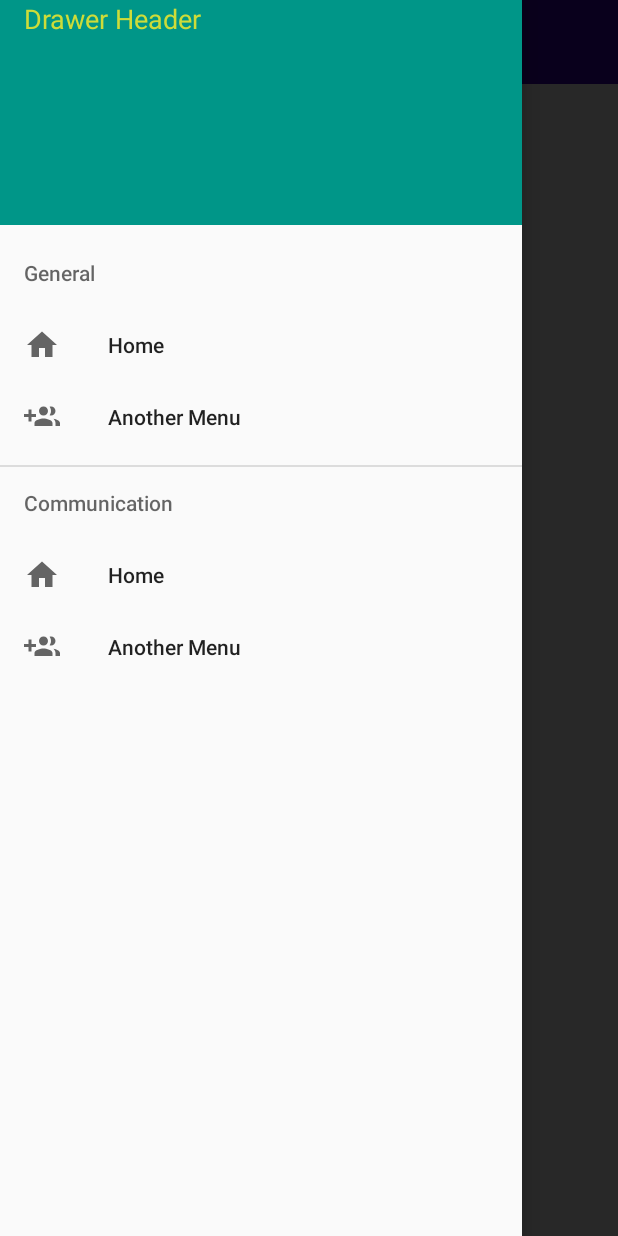
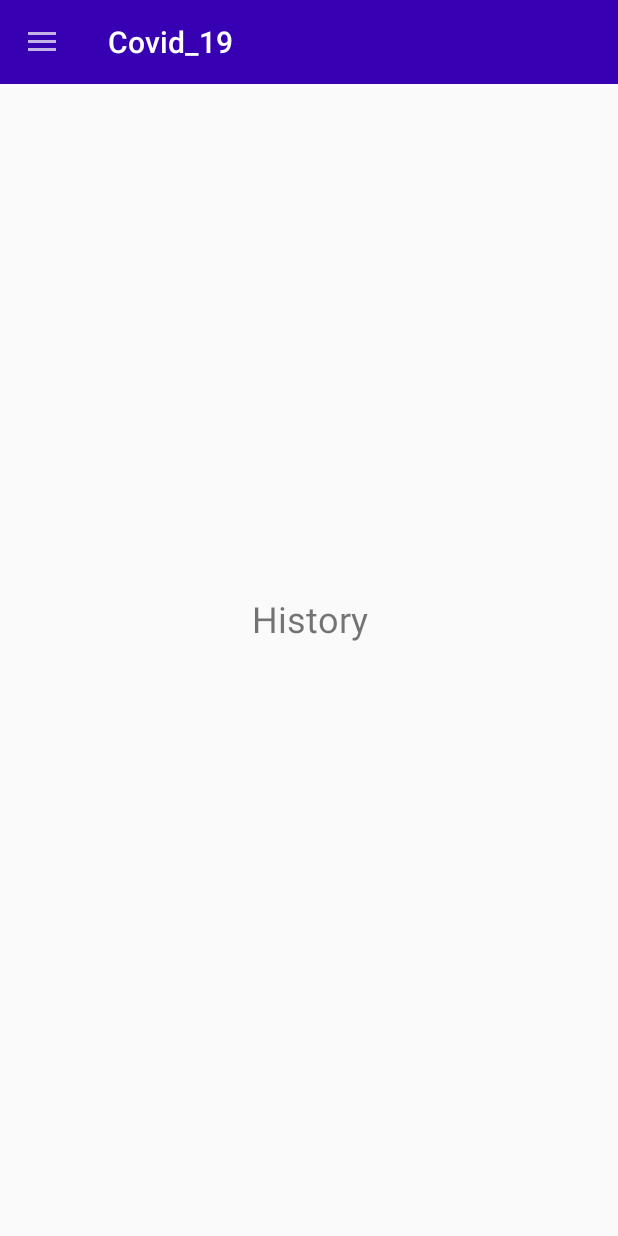
Before and after one commit to TpcBankk/Covid_19, an Android app: the screen it shows after launch once a user with an empty profile is signed in (MainActivity), in the side drawer, after a tap on "Another Menu", on a phone screen of 412 x 824 dp. Run offline under Robolectric (Android 15) with nearby library versions, the phone set to English and light mode, and no system bars; our stand-ins replace Firebase (no records; nobody signed in at launch, a user with empty details on screens opened directly); libraries missing offline, so code that uses them is left out: com.facebook, com.facebook.appevents, com.facebook.login; Roboto replaces fonts that are not available here; 4 statements that could not run were skipped.

Commit message:
app Menu(fragment) v.1.2

```diff
--- a/app/src/main/java/com/example/covid_19/FragmentSecond.java
+++ b/app/src/main/java/com/example/covid_19/FragmentSecond.java
@@ -1,6 +1,21 @@
 package com.example.covid_19;
 
 import androidx.fragment.app.Fragment;
+import android.view.View;
+import android.view.LayoutInflater;
+import android.view.ViewGroup;
+import android.os.Bundle;
+
+
+import androidx.annotation.NonNull;
+import androidx.annotation.Nullable;
+import androidx.fragment.app.Fragment;
 
 public class FragmentSecond extends Fragment {
+    @Nullable
+    @Override
+    public View onCreateView(@NonNull LayoutInflater inflater, @Nullable ViewGroup container, @Nullable Bundle saveInstanceState){
+        View view = inflater.inflate(R.layout.fragment_second,container,false);
+        return view;
+    }
 }
--- a/app/src/main/java/com/example/covid_19/MainActivity.java
+++ b/app/src/main/java/com/example/covid_19/MainActivity.java
@@ -4,6 +4,7 @@ import androidx.annotation.NonNull;
 import androidx.appcompat.app.ActionBarDrawerToggle;
 import androidx.appcompat.app.AppCompatActivity;
 import androidx.appcompat.widget.Toolbar;
+import androidx.core.view.GravityCompat;
 import androidx.drawerlayout.widget.DrawerLayout;
 import androidx.fragment.app.FragmentManager;
 import androidx.fragment.app.FragmentTransaction;
@@ -11,6 +12,7 @@ import androidx.fragment.app.FragmentTransaction;
 import android.content.Intent;
 import android.os.Bundle;
 import android.service.dreams.DreamService;
+import android.view.Gravity;
 import android.view.MenuItem;
 import android.view.View;
 import android.widget.Toast;
@@ -22,7 +24,7 @@ import com.google.android.gms.tasks.OnSuccessListener;
 import com.google.android.material.navigation.NavigationView;
 import com.google.firebase.auth.FirebaseAuth;
 
-public class MainActivity extends AppCompatActivity implements NavigationView.OnNavigationItemSelectedListener{
+public class MainActivity extends AppCompatActivity implements NavigationView.OnNavigationItemSelectedListener, MainFragment.onFragmentBtnSelected{
 
     DrawerLayout drawerLayout;
     ActionBarDrawerToggle actionBarDrawerToggle;
@@ -60,13 +62,28 @@ public class MainActivity extends AppCompatActivity implements NavigationView.On
 
     @Override
     public boolean onNavigationItemSelected(@NonNull MenuItem menuItem) {
-
+        drawerLayout.closeDrawer(GravityCompat.START );
         if (menuItem.getItemId() == R.id.home){
+            fragmentManager = getSupportFragmentManager();
+            fragmentTransaction = fragmentManager.beginTransaction();
+            fragmentTransaction.replace(R.id.contener_fragment,new MainFragment());
+            fragmentTransaction.commit();
 
         }
-        if (menuItem.getItemId() == R.id.home){
-
+        if (menuItem.getItemId() == R.id.another){
+            fragmentManager = getSupportFragmentManager();
+            fragmentTransaction = fragmentManager.beginTransaction();
+            fragmentTransaction.replace(R.id.contener_fragment,new FragmentSecond());
+            fragmentTransaction.commit();
         }
         return true;
     }
+
+    @Override
+    public void onButtonSelected() {
+        fragmentManager = getSupportFragmentManager();
+        fragmentTransaction = fragmentManager.beginTransaction();
+        fragmentTransaction.replace(R.id.contener_fragment,new FragmentSecond());
+        fragmentTransaction.commit();
+    }
 }
--- a/app/src/main/java/com/example/covid_19/MainFragment.java
+++ b/app/src/main/java/com/example/covid_19/MainFragment.java
@@ -1,10 +1,12 @@
 package com.example.covid_19;
 
+import android.content.Context;
 import android.net.Uri;
 import android.view.View;
 import android.view.LayoutInflater;
 import android.view.ViewGroup;
 import android.os.Bundle;
+import android.widget.Button;
 
 
 import androidx.annotation.NonNull;
@@ -12,10 +14,34 @@ import androidx.annotation.Nullable;
 import androidx.fragment.app.Fragment;
 
 public class MainFragment extends Fragment {
+    private onFragmentBtnSelected listener;
+
     @Nullable
     @Override
-    public View onCreateView(@NonNull LayoutInflater inflater, @Nullable ViewGroup comtainer, @Nullable Bundle saveInstanceState){
-        View view = inflater.inflate(R.layout.fragment_main,comtainer,false);
+    public View onCreateView(@NonNull LayoutInflater inflater, @Nullable ViewGroup container, @Nullable Bundle saveInstanceState){
+        View view = inflater.inflate(R.layout.fragment_main,container,false);
+        Button clickme = view.findViewById(R.id.load);
+        clickme.setOnClickListener(new View.OnClickListener() {
+            @Override
+            public void onClick(View v) {
+                listener.onButtonSelected();
+            }
+        });
         return view;
     }
+
+    @Override
+    public void onAttach(@NonNull Context context) {
+        super.onAttach(context);
+        if (context instanceof onFragmentBtnSelected){
+
+        }else{
+            throw new ClassCastException(context.toString() + "Must implement listener");
+        }
+        listener = (onFragmentBtnSelected) context;
+    }
+
+    public interface onFragmentBtnSelected{
+        public void onButtonSelected();
+    }
 }
--- a/app/src/main/res/layout/fragment_main.xml
+++ b/app/src/main/res/layout/fragment_main.xml
@@ -19,7 +19,7 @@
         app:layout_constraintTop_toTopOf="parent" />
 
     <Button
-        android:id="@+id/button2"
+        android:id="@+id/load"
         android:layout_width="wrap_content"
         android:layout_height="wrap_content"
         android:text="LOAD FRAGMENT"
--- a/app/src/main/res/layout/fragment_second.xml
+++ b/app/src/main/res/layout/fragment_second.xml
@@ -1,6 +1,20 @@
 <?xml version="1.0" encoding="utf-8"?>
 <androidx.constraintlayout.widget.ConstraintLayout
-    xmlns:android="http://schemas.android.com/apk/res/android" android:layout_width="match_parent"
+    xmlns:android="http://schemas.android.com/apk/res/android"
+    xmlns:app="http://schemas.android.com/apk/res-auto"
+    xmlns:tools="http://schemas.android.com/tools"
+    android:layout_width="match_parent"
     android:layout_height="match_parent">
 
+    <TextView
+        android:id="@+id/textView2"
+        android:layout_width="0dp"
+        android:layout_height="wrap_content"
+        android:text="History"
+        android:textAlignment="center"
+        android:textSize="24sp"
+        app:layout_constraintBottom_toBottomOf="parent"
+        app:layout_constraintEnd_toEndOf="parent"
+        app:layout_constraintStart_toStartOf="parent"
+        app:layout_constraintTop_toTopOf="parent" />
 </androidx.constraintlayout.widget.ConstraintLayout>
```
